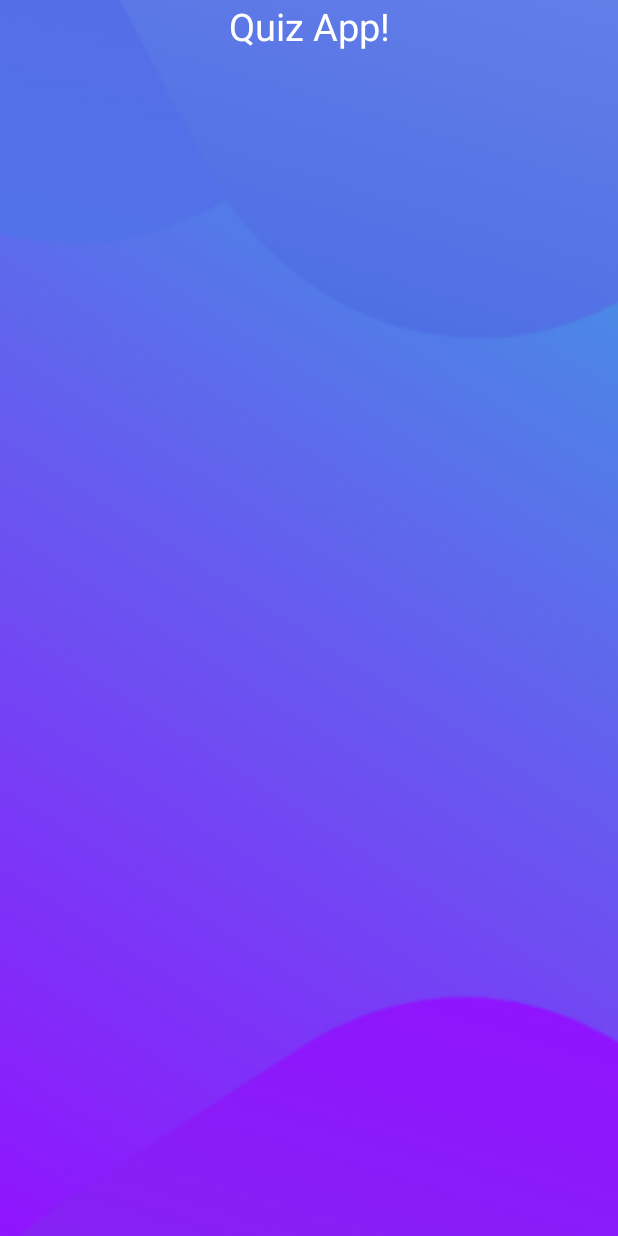
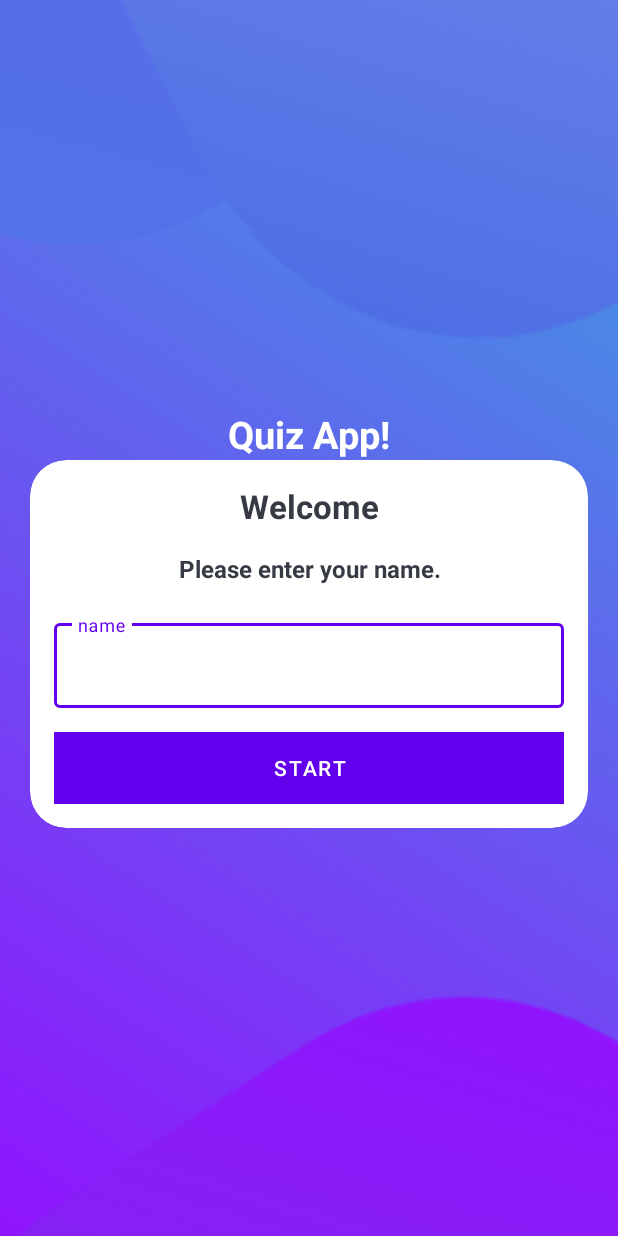
Before and after one commit to aldairdiaz11/QuizApp, an Android app: the screen it shows after launch (MainActivity), on a phone screen of 412 x 824 dp. Run offline under Robolectric (Android 15) with nearby library versions, the phone set to English and light mode, and no system bars.

Commit message:
"Complete UI"

```diff
--- a/app/src/main/res/layout/activity_main.xml
+++ b/app/src/main/res/layout/activity_main.xml
@@ -6,20 +6,84 @@
     android:layout_height="match_parent"
     android:background="@drawable/ic_bg"
     tools:context=".MainActivity"
-    android:orientation="vertical">
+    android:orientation="vertical"
+    android:gravity="center">
 
     <TextView
         android:layout_width="match_parent"
         android:layout_height="wrap_content"
         android:text="@string/title"
         android:textSize="25sp"
+        android:textStyle="bold"
         android:gravity="center"
         android:textColor="@color/white"
         />
 
-    <androidx.cardview.widget.CardView
-        android:layout_width="wrap_content"
-        android:layout_height="match_parent"
-        tools:ignore="MissingConstraints" />
+    <com.google.android.material.card.MaterialCardView
+        android:layout_width="match_parent"
+        android:layout_height="wrap_content"
+        android:layout_marginStart="20dp"
+        android:layout_marginEnd="20dp"
+        app:cardBackgroundColor="@color/white"
+        app:cardCornerRadius="24dp">
+
+        <LinearLayout
+            android:layout_width="match_parent"
+            android:layout_height="wrap_content"
+            android:layout_margin="16dp"
+            android:orientation="vertical">
+
+            <TextView
+                android:layout_width="match_parent"
+                android:layout_height="wrap_content"
+                android:text="@string/welcome"
+                android:textSize="22sp"
+                android:gravity="center"
+                android:textColor="@color/gray"
+                android:textStyle="bold"
+                />
+
+            <TextView
+                android:layout_width="match_parent"
+                android:layout_height="wrap_content"
+                android:text="@string/instructions"
+                android:textSize="16sp"
+                android:layout_marginTop="16dp"
+                android:textStyle="bold"
+                android:gravity="center"
+                android:textColor="@color/gray"
+                />
+
+            <com.google.android.material.textfield.TextInputLayout
+                android:layout_width="match_parent"
+                android:layout_height="wrap_content"
+                style="@style/Widget.MaterialComponents.TextInputLayout.OutlinedBox"
+                android:layout_marginTop="20dp"
+                >
+
+                <androidx.appcompat.widget.AppCompatEditText
+                    android:id="@+id/et_name"
+                    android:layout_width="match_parent"
+                    android:layout_height="wrap_content"
+                    android:imeOptions="actionGo"
+                    android:hint="@string/name"
+                    android:textColor="#363A43"
+                    android:textColorHint="#7A8089"
+                    android:inputType="textCapWords"/>
+            </com.google.android.material.textfield.TextInputLayout>
+
+            <Button
+                android:layout_width="match_parent"
+                android:layout_height="wrap_content"
+                android:layout_marginTop="16dp"
+                android:background="@color/design_default_color_primary"
+                android:text="@string/btn_start"
+                android:textColor="@color/white"
+                />
+
+
+
+        </LinearLayout>
+    </com.google.android.material.card.MaterialCardView>
 
 </LinearLayout>
--- a/app/src/main/res/values/colors.xml
+++ b/app/src/main/res/values/colors.xml
@@ -7,4 +7,5 @@
     <color name="teal_700">#FF018786</color>
     <color name="black">#FF000000</color>
     <color name="white">#FFFFFFFF</color>
+    <color name="gray">#363A43</color>
 </resources>
--- a/app/src/main/res/values/strings.xml
+++ b/app/src/main/res/values/strings.xml
@@ -1,4 +1,8 @@
 <resources>
     <string name="app_name">QuizApp</string>
     <string name="title">Quiz App!</string>
+    <string name="welcome">Welcome</string>
+    <string name="instructions">Please enter your name.</string>
+    <string name="name">name</string>
+    <string name="btn_start">Start</string>
 </resources>
--- a/app/src/main/res/values/themes.xml
+++ b/app/src/main/res/values/themes.xml
@@ -12,5 +12,6 @@
         <!-- Status bar color. -->
         <item name="android:statusBarColor">?attr/colorPrimaryVariant</item>
         <!-- Customize your theme here. -->
+        <item name="android:windowFullscreen">true</item>
     </style>
 </resources>
```
